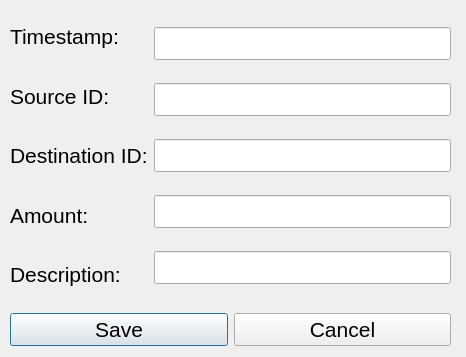
1icolo/AUPay, file src/windows/ui/AddTransactionDialog.ui: the form before one commit.
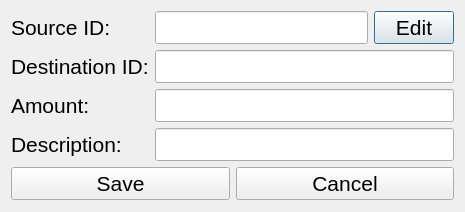
The form after the commit.

Commit message: finalized add transaction for admin. all funds that can be added should be from the coinbase id

```diff
--- a/src/windows/ui/AddTransactionDialog.ui
+++ b/src/windows/ui/AddTransactionDialog.ui
@@ -6,83 +6,79 @@
    <rect>
     <x>0</x>
     <y>0</y>
-    <width>466</width>
-    <height>357</height>
+    <width>465</width>
+    <height>212</height>
    </rect>
   </property>
   <property name="windowTitle">
    <string>Add Transaction</string>
   </property>
-  <widget class="QWidget" name="layoutWidget">
-   <property name="geometry">
-    <rect>
-     <x>10</x>
-     <y>310</y>
-     <width>441</width>
-     <height>40</height>
-    </rect>
-   </property>
-   <layout class="QHBoxLayout" name="horizontalLayout_2">
-    <item>
-     <widget class="QPushButton" name="buttonSave_addTransaction">
-      <property name="font">
-       <font>
-        <family>Segoe UI</family>
-        <pointsize>16</pointsize>
-       </font>
-      </property>
-      <property name="text">
-       <string>Save</string>
-      </property>
-     </widget>
-    </item>
-    <item>
-     <widget class="QPushButton" name="buttonCancel_addTransaction">
-      <property name="font">
-       <font>
-        <family>Segoe UI</family>
-        <pointsize>16</pointsize>
-       </font>
-      </property>
-      <property name="text">
-       <string>Cancel</string>
-      </property>
-     </widget>
-    </item>
-   </layout>
-  </widget>
-  <widget class="QWidget" name="layoutWidget">
-   <property name="geometry">
-    <rect>
-     <x>10</x>
-     <y>10</y>
-     <width>441</width>
-     <height>291</height>
-    </rect>
-   </property>
-   <property name="font">
-    <font>
-     <family>Segoe UI</family>
-     <pointsize>16</pointsize>
-    </font>
-   </property>
+  <layout class="QGridLayout" name="gridLayout">
+   <item row="0" column="0">
    <layout class="QHBoxLayout" name="horizontalLayout">
     <item>
-     <layout class="QVBoxLayout" name="verticalLayout">
-      <item>
-       <widget class="QLabel" name="label_2">
+      <layout class="QGridLayout" name="gridLayout_2">
+       <item row="2" column="1" colspan="2">
+        <widget class="QLineEdit" name="adminWindow_addTransactionAmount">
         <property name="font">
          <font>
-          <family>Segoe UI</family>
           <pointsize>16</pointsize>
          </font>
+         </property>
+        </widget>
+       </item>
+       <item row="3" column="1" colspan="2">
+        <widget class="QLineEdit" name="adminWindow_addTransactionDescription">
+         <property name="font">
+          <font>
+           <pointsize>16</pointsize>
+          </font>
+         </property>
+        </widget>
+       </item>
+       <item row="0" column="1">
+        <widget class="QLineEdit" name="adminWindow_addTransactionSourceId">
+         <property name="font">
+          <font>
+           <pointsize>16</pointsize>
+          </font>
+         </property>
+         <property name="readOnly">
+          <bool>true</bool>
+         </property>
+        </widget>
+       </item>
+       <item row="0" column="2">
+        <widget class="QPushButton" name="buttonEditSourceID">
+         <property name="font">
+          <font>
+           <pointsize>16</pointsize>
+          </font>
+         </property>
+         <property name="toolTipDuration">
+          <number>2</number>
+         </property>
+         <property name="inputMethodHints">
+          <set>Qt::ImhNone</set>
         </property>
         <property name="text">
-         <string>Timestamp:</string>
-        </property>
-       </widget>
-      </item>
-      <item>
+          <string>Edit</string>
+         </property>
+         <property name="checkable">
+          <bool>false</bool>
+         </property>
+        </widget>
+       </item>
+       <item row="1" column="1" colspan="2">
+        <widget class="QLineEdit" name="adminWindow_addDestinationId">
+         <property name="font">
+          <font>
+           <pointsize>16</pointsize>
+          </font>
+         </property>
+        </widget>
+       </item>
+       <item row="0" column="0">
        <widget class="QLabel" name="label_3">
         <property name="font">
          <font>
@@ -95,7 +91,7 @@
         </property>
        </widget>
       </item>
-      <item>
+       <item row="1" column="0">
        <widget class="QLabel" name="label_4">
         <property name="font">
          <font>
@@ -108,7 +104,7 @@
         </property>
        </widget>
       </item>
-      <item>
+       <item row="2" column="0">
        <widget class="QLabel" name="label_5">
         <property name="font">
          <font>
@@ -121,7 +117,7 @@
         </property>
        </widget>
       </item>
-      <item>
+       <item row="3" column="0">
        <widget class="QLabel" name="label_6">
         <property name="font">
          <font>
@@ -136,27 +132,39 @@
       </item>
      </layout>
     </item>
-    <item>
-     <layout class="QVBoxLayout" name="verticalLayout_2">
-      <item>
-       <widget class="QLineEdit" name="adminWindow_addTransactionTimestamp"/>
-      </item>
+    </layout>
+   </item>
+   <item row="1" column="0">
+    <layout class="QHBoxLayout" name="horizontalLayout_2">
       <item>
-       <widget class="QLineEdit" name="adminWindow_addTransactionSourceId"/>
+      <widget class="QPushButton" name="buttonSave_addTransaction">
+       <property name="font">
+        <font>
+         <family>Segoe UI</family>
+         <pointsize>16</pointsize>
+        </font>
+       </property>
+       <property name="text">
+        <string>Save</string>
+       </property>
+      </widget>
       </item>
       <item>
-       <widget class="QLineEdit" name="adminWindow_addDestinationId"/>
-      </item>
-      <item>
-       <widget class="QLineEdit" name="adminWindow_addTransactionAmount"/>
-      </item>
-      <item>
-       <widget class="QLineEdit" name="adminWindow_addTransactionDescription"/>
-      </item>
+      <widget class="QPushButton" name="buttonCancel_addTransaction">
+       <property name="font">
+        <font>
+         <family>Segoe UI</family>
+         <pointsize>16</pointsize>
+        </font>
+       </property>
+       <property name="text">
+        <string>Cancel</string>
+       </property>
+      </widget>
+     </item>
      </layout>
     </item>
    </layout>
-  </widget>
  </widget>
  <resources/>
  <connections/>
```
Left out of the diff: 19 changed lines with no effect on the pictures. Lines whose indentation alone changed are shown as unchanged. The commit also changes 2 other files.
